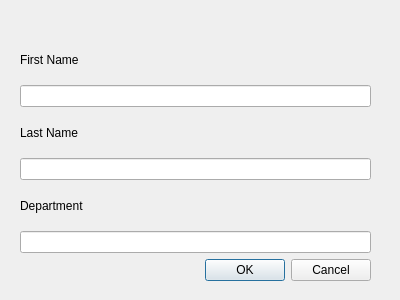
This is ManagersDesktopApplication/addempdialog.ui in DanielGall500/SwapShift as Qt 5 draws it before an edit. The edited form follows.
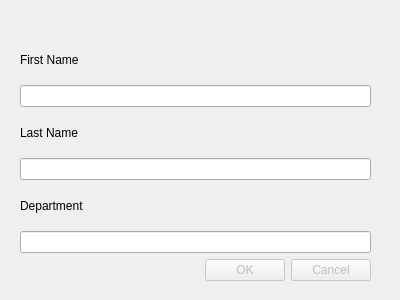
This is the edited form.

Commit message: Minor fixes + Back Button Added

What changed in the file:
```diff
--- a/ManagersDesktopApplication/addempdialog.ui
+++ b/ManagersDesktopApplication/addempdialog.ui
@@ -13,7 +13,7 @@
   <property name="windowTitle">
    <string>Dialog</string>
   </property>
-  <widget class="QWidget" name="">
+  <widget class="QWidget" name="layoutWidget">
    <property name="geometry">
     <rect>
      <x>20</x>
@@ -58,7 +58,10 @@
      </layout>
     </item>
     <item>
-     <widget class="QDialogButtonBox" name="buttonBox">
+     <widget class="QDialogButtonBox" name="addEmpButtonBox">
+      <property name="enabled">
+       <bool>false</bool>
+      </property>
       <property name="orientation">
        <enum>Qt::Horizontal</enum>
       </property>
```
Left out of the diff: 4 changed lines with no effect on the pictures. The commit also changes 6 other files.
